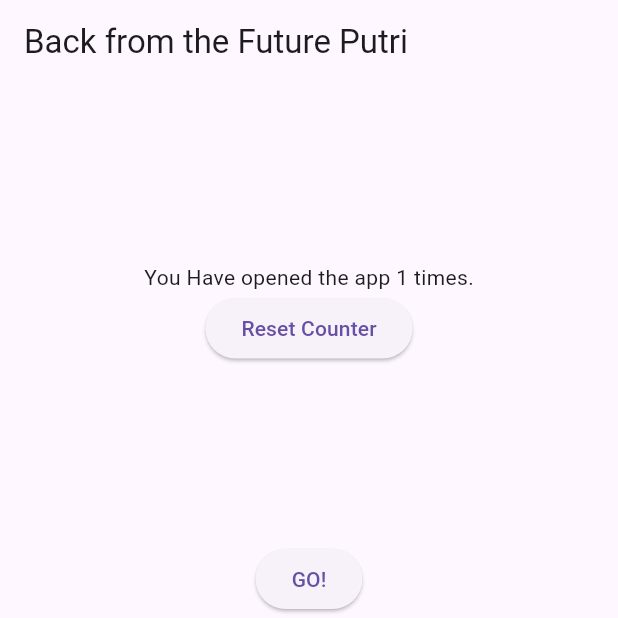
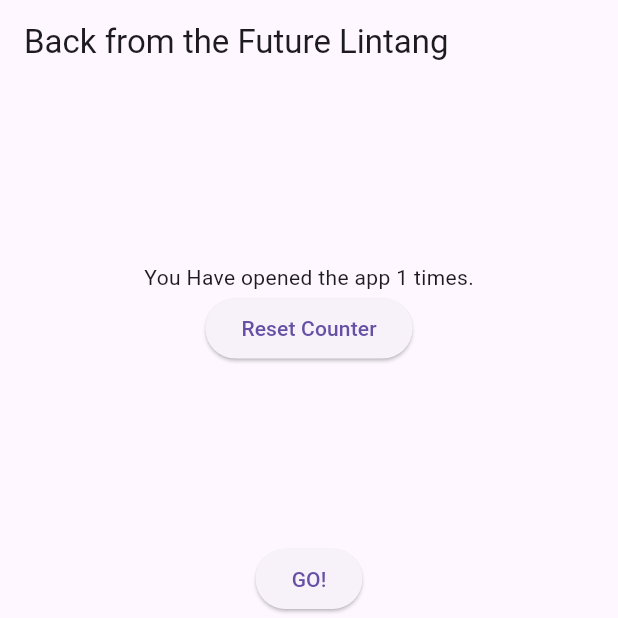
Before and after one commit to LintangAprillya/Pemrograman-Mobile, a Flutter app: the screen it shows after launch, on a phone screen of 412 x 824 dp, the top half of it. Run offline on Flutter 3.47's test engine with Material 3 defaults, Android fonts, the phone set to English and light mode, and no system bars; our stand-ins replace auto_size_text, shared_preferences.

Commit message:
Jobsheet13-Praktikum3

```diff
--- a/Pertemuan 10/books/lib/main.dart
+++ b/Pertemuan 10/books/lib/main.dart
@@ -21,7 +21,7 @@ class MyApp extends StatelessWidget {
   @override
   Widget build(BuildContext context) {
     return MaterialApp(
-      title: 'Flutter Demo Putri',
+      title: 'Flutter Demo Lintang',
       theme: ThemeData(
         primarySwatch: Colors.blue,
         visualDensity: VisualDensity.adaptivePlatformDensity,
@@ -66,7 +66,7 @@ class _FuturePageState extends State<FuturePage> {
   Widget build(BuildContext context) {
     return Scaffold(
       appBar: AppBar(
-        title: const Text('Back from the Future Putri'),
+        title: const Text('Back from the Future Lintang'),
       ),
       body: Center(
         child: Column(
```
Also changed, not shown: Pertemuan 13/picture/p3.gif (added), Pertemuan 13/picture/p3_l4.png (added), 1 other file.
